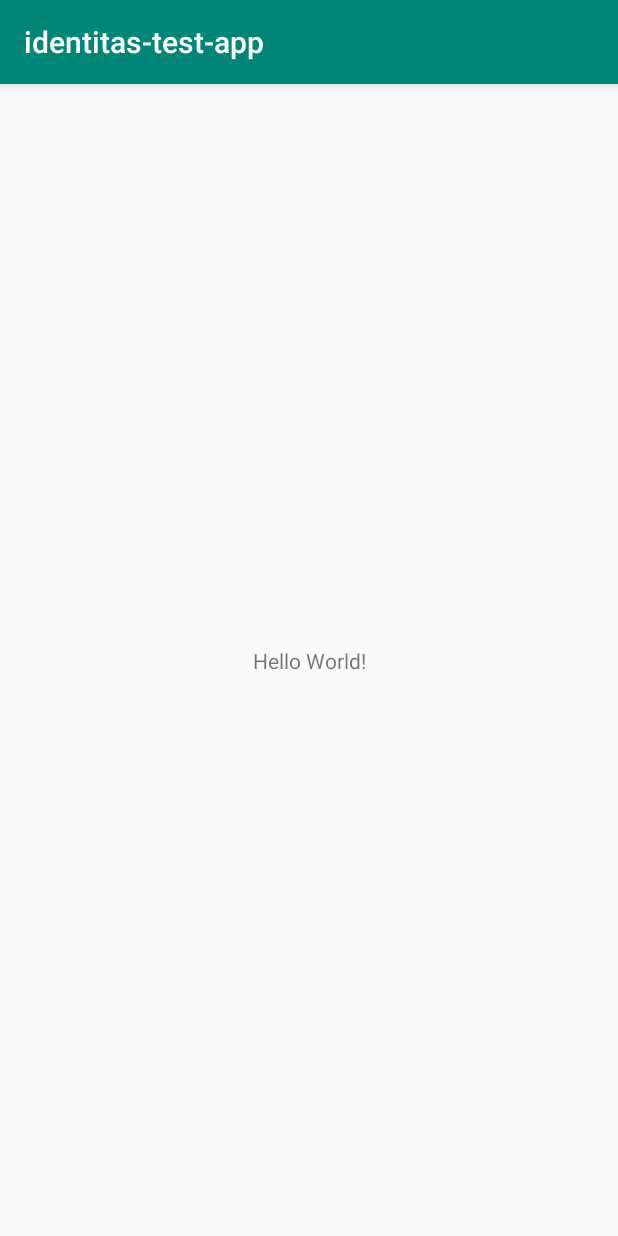
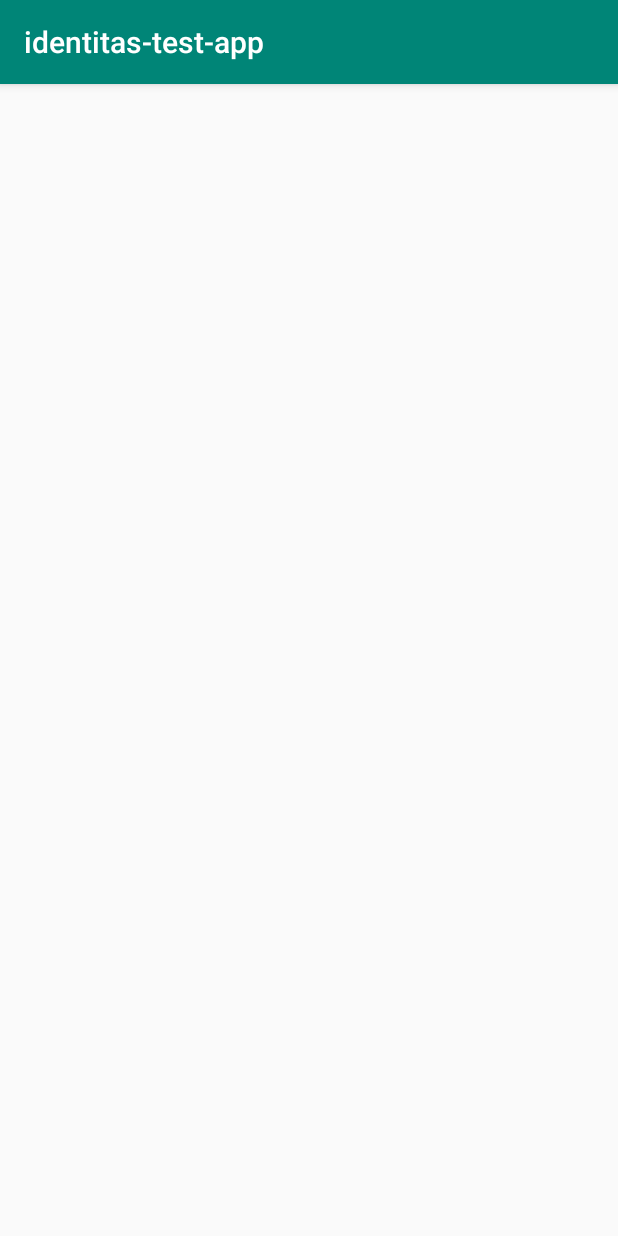
Before and after one commit to obedtandadjaja/identitas-test-app, an Android app: the screen it shows after launch (MainActivity), on a phone screen of 412 x 824 dp. Run offline under Robolectric (Android 15) with nearby library versions, the phone set to English and light mode, and no system bars.

Commit message:
added initial backbone of the mainactivity

```diff
--- a/app/src/main/AndroidManifest.xml
+++ b/app/src/main/AndroidManifest.xml
@@ -1,6 +1,8 @@
 <?xml version="1.0" encoding="utf-8"?>
 <manifest xmlns:android="http://schemas.android.com/apk/res/android"
     package="com.example.identitas_test_app">
+
+    <uses-permission android:name="android.permission.CAMERA"/>
 
     <application
         android:allowBackup="true"
--- a/app/src/main/java/com/example/identitas_test_app/MainActivity.java
+++ b/app/src/main/java/com/example/identitas_test_app/MainActivity.java
@@ -1,13 +1,80 @@
 package com.example.identitas_test_app;
 
+import android.graphics.Bitmap;
+import android.graphics.BitmapFactory;
+import android.hardware.Camera;
 import android.os.Bundle;
+import android.widget.ImageView;
+import android.widget.Toast;
 
 import androidx.appcompat.app.AppCompatActivity;
 
-public class MainActivity extends AppCompatActivity {
+public class MainActivity extends AppCompatActivity implements Camera.PictureCallback {
+
+    private final String IMAGE_CAPTURED = "image_captured";
+
+    private ImageView mCameraImage;
+    private Camera mCamera;
+    private byte[] mCameraCaptureData;
+
     @Override
     protected void onCreate(Bundle savedInstanceState) {
         super.onCreate(savedInstanceState);
         setContentView(R.layout.activity_main);
+
+        mCameraImage = findViewById(R.id.camera_image_view);
+    }
+
+    @Override
+    protected void onSaveInstanceState(Bundle savedInstanceState) {
+        super.onSaveInstanceState(savedInstanceState);
+
+        // save the information whether an image has successfully been captured or not so that
+        // when the user comes back, we can resume to the state of the app
+        // savedInstanceState.putBoolean(IMAGE_CAPTURED, mCameraCaptureData == null);
+    }
+
+    @Override
+    protected void onRestoreInstanceState(Bundle savedInstanceState) {
+        super.onRestoreInstanceState(savedInstanceState);
+
+        // make sure if user comes back to the app and image has been successfully captured
+        // then they do not go back to the capturing
+    }
+
+    @Override
+    protected void onResume() {
+        super.onResume();
+
+        if (mCamera == null) {
+            try {
+                mCamera = Camera.open();
+            } catch (Exception e) {
+                Toast.makeText(MainActivity.this, "Unable to open camera.", Toast.LENGTH_LONG)
+                        .show();
+            }
+        }
+    }
+
+    @Override
+    protected void onPause() {
+        super.onPause();
+
+        if (mCamera != null) {
+            mCamera.release();
+            mCamera = null;
+        }
+    }
+
+    @Override
+    public void onPictureTaken(byte[] data, Camera camera) {
+        mCameraCaptureData = data;
+
+        Bitmap bitmap = BitmapFactory.decodeByteArray(mCameraCaptureData, 0, mCameraCaptureData.length);
+        // process image bitmap here
+    }
+
+    private void captureImage() {
+        mCamera.takePicture(null, null, this);
     }
 }
--- a/app/src/main/res/layout/activity_main.xml
+++ b/app/src/main/res/layout/activity_main.xml
@@ -4,15 +4,12 @@
     xmlns:tools="http://schemas.android.com/tools"
     android:layout_width="match_parent"
     android:layout_height="match_parent"
+    android:orientation="vertical"
     tools:context=".MainActivity">
 
-    <TextView
-        android:layout_width="wrap_content"
-        android:layout_height="wrap_content"
-        android:text="Hello World!"
-        app:layout_constraintBottom_toBottomOf="parent"
-        app:layout_constraintLeft_toLeftOf="parent"
-        app:layout_constraintRight_toRightOf="parent"
-        app:layout_constraintTop_toTopOf="parent" />
+    <ImageView
+        android:id="@+id/camera_image_view"
+        android:layout_width="match_parent"
+        android:layout_height="match_parent" />
 
 </androidx.constraintlayout.widget.ConstraintLayout>
```
